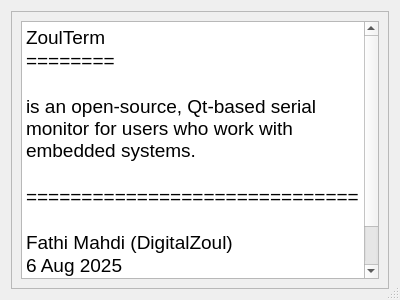
FathiMahdi/ZoulTerm, file assets/UI/about_zoulTerm.ui: the form before one commit.
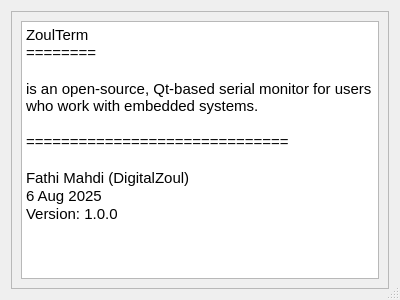
The form after the commit. Icons and pictures are not drawn.

Commit message: modified:   assets/UI/ConnectDevice.ui 	modified:   assets/UI/ZoulTerm.ui 	modified:   assets/UI/about_zoulTerm.ui 	modified:   assets/UI/send_Command.ui 	modified:   assets/UI/serial_viewer.ui 	modified:   assets/UI/terminal_settings.ui 	modified:   setup.sh

```diff
--- a/assets/UI/about_zoulTerm.ui
+++ b/assets/UI/about_zoulTerm.ui
@@ -72,7 +72,7 @@
          </property>
          <property name="font">
           <font>
-           <pointsize>14</pointsize>
+           <pointsize>11</pointsize>
           </font>
          </property>
          <property name="autoFillBackground">
@@ -91,7 +91,7 @@
 
 Fathi Mahdi (DigitalZoul)
 6 Aug 2025
-Version: Beta-1.0.0</string>
+Version: 1.0.0</string>
          </property>
         </widget>
        </item>
```
The commit also changes 6 other files.
